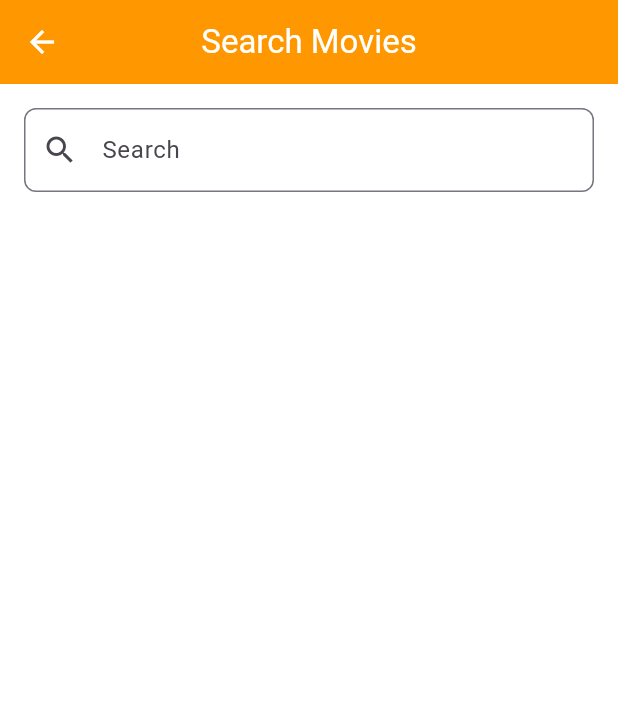
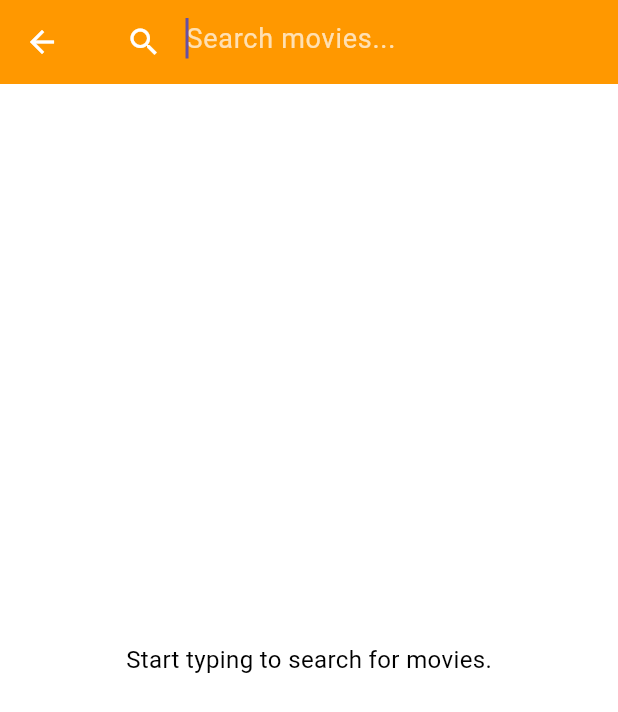
Before and after one commit to ossdaiict/SLoP5.0-Movie-Browsing-App, a Flutter app: the SearchScreen screen opened directly, on a phone screen of 412 x 824 dp. Shown: the top 712 px of the screen. Run offline on Flutter 3.47's test engine with Material 3 defaults, Android fonts, the phone set to English and light mode, and no system bars; our stand-ins replace cloud_firestore, firebase_auth, firebase_core, flutter_dotenv, shared_preferences; accounts and stored records are empty.

Commit message:
Feat : Implemented search functionality with API integration and error handling

```diff
--- a/lib/screens/search_screen.dart
+++ b/lib/screens/search_screen.dart
@@ -1,4 +1,24 @@
 import "package:flutter/material.dart";
+import 'package:flutter_dotenv/flutter_dotenv.dart';
+import 'dart:async';
+import 'dart:convert';
+import 'package:http/http.dart' as http;
+
+class Movie {
+  final String imdbID;
+  final String title;
+  final String posterUrl;
+
+  Movie({required this.imdbID, required this.title, required this.posterUrl});
+
+  factory Movie.fromJson(Map<String, dynamic> json) {
+    return Movie(
+      imdbID: json['imdbID'] as String? ?? 'N/A',
+      title: json['Title'] as String? ?? 'Untitled',
+      posterUrl: json['Poster'] as String? ?? 'N/A',
+    );
+  }
+}
 
 class SearchScreen extends StatefulWidget {
   const SearchScreen({super.key});
@@ -8,25 +28,208 @@ class SearchScreen extends StatefulWidget {
 }
 
 class _SearchScreenState extends State<SearchScreen> {
+  final TextEditingController _searchController = TextEditingController();
+  List<Movie> _searchResults = [];
+  bool _isLoading = false;
+  String? _error;
+
+  Timer? _debounce;
+  final Duration _debounceDuration = const Duration(milliseconds: 500);
+
+  final String _apiKey = dotenv.env['OMDB_API_KEY'] ?? 'YOUR_OMDB_API_KEY_ERROR';
+  final String _baseUrl = 'https://www.omdbapi.com/';
+
+
+  @override
+  void dispose() {
+    _debounce?.cancel();
+    _searchController.dispose();
+    super.dispose();
+  }
+
+  void _onSearchChanged(String query) {
+    if (query.isEmpty) {
+      setState(() {
+        _searchResults = [];
+        _error = null;
+        _isLoading = false;
+      });
+      _debounce?.cancel();
+      return;
+    }
+
+    if (_debounce?.isActive ?? false) {
+      _debounce?.cancel();
+    }
+
+    setState(() => _isLoading = true);
+
+    _debounce = Timer(_debounceDuration, () {
+      if (query.length > 2) {
+        _fetchMovies(query);
+      } else {
+        setState(() {
+          _searchResults = [];
+          _isLoading = false;
+        });
+      }
+    });
+  }
+
+  // API Call Function
+  Future<void> _fetchMovies(String query) async {
+    if (_isLoading && _debounce?.isActive == false) {
+      setState(() => _isLoading = true);
+    }
+
+    final encodedQuery = Uri.encodeComponent(query);
+    final url = '$_baseUrl?s=$encodedQuery&apikey=$_apiKey';
+
+    try {
+      final response = await http.get(Uri.parse(url));
+
+      if (response.statusCode == 200) {
+        final data = json.decode(response.body);
+
+        if (data['Response'] == 'True') {
+          final List<dynamic> results = data['Search'] ?? [];
+
+          setState(() {
+            _searchResults = results.map((json) => Movie.fromJson(json)).toList();
+            _error = null;
+            _isLoading = false;
+          });
+        } else {
+          setState(() {
+            _searchResults = [];
+            _error = null;
+            _isLoading = false;
+          });
+        }
+      } else {
+        setState(() {
+          _error = 'Failed to load results. Status Code: ${response.statusCode}';
+          _isLoading = false;
+        });
+      }
+    } catch (e) {
+      setState(() {
+        _error = 'Network Error: Could not connect to the API.';
+        _isLoading = false;
+      });
+    }
+  }
+
+  Widget _buildBody() {
+    if (_isLoading) {
+      return const Center(child: CircularProgressIndicator());
+    }
+
+    if (_error != null) {
+      return Center(
+        child: Padding(
+          padding: const EdgeInsets.all(16.0),
+          child: Text(
+            'Error: $_error',
+            style: const TextStyle(color: Colors.red),
+            textAlign: TextAlign.center,
+          ),
+        ),
+      );
+    }
+
+    if (_searchResults.isEmpty && _searchController.text.length > 2) {
+      return const Center(
+        child: Text(
+          'No results found for your query.',
+          style: TextStyle(fontSize: 18, fontStyle: FontStyle.italic),
+        ),
+      );
+    }
+
+    if (_searchResults.isEmpty && _searchController.text.isEmpty) {
+      return const Center(
+        child: Text(
+          'Start typing to search for movies.',
+          style: TextStyle(fontSize: 16),
+        ),
+      );
+    }
+
+    // Display results in a grid
+    return GridView.builder(
+      padding: const EdgeInsets.all(8.0),
+      gridDelegate: const SliverGridDelegateWithFixedCrossAxisCount(
+        crossAxisCount: 3,
+        childAspectRatio: 0.45,
+        crossAxisSpacing: 8.0,
+        mainAxisSpacing: 8.0,
+      ),
+      itemCount: _searchResults.length,
+      itemBuilder: (context, index) {
+        final movie = _searchResults[index];
+        final isPosterAvailable = movie.posterUrl != 'N/A';
+
+        return Column(
+          crossAxisAlignment: CrossAxisAlignment.stretch,
+          children: [
+            Expanded(
+              child: ClipRRect(
+                borderRadius: BorderRadius.circular(8.0),
+                child: isPosterAvailable
+                    ? Image.network(
+                  movie.posterUrl,
+                  fit: BoxFit.cover,
+                  errorBuilder: (context, error, stackTrace) =>
+                  const Center(child: Icon(Icons.broken_image, size: 40)),
+                )
+                    : const Center(child: Icon(Icons.movie_filter, size: 60)),
+              ),
+            ),
+            const SizedBox(height: 4),
+            SizedBox(
+              height: 35, // Guarantees space for two lines of text
+              child: Text(
+                movie.title,
+                textAlign: TextAlign.center,
+                maxLines: 2,
+                overflow: TextOverflow.ellipsis,
+                style: TextStyle(fontSize: 12, color: Theme.of(context).textTheme.bodyLarge?.color),
+              ),
+            ),
+          ],
+        );
+      },
+    );
+  }
+
   @override
   Widget build(BuildContext context) {
     return Scaffold(
-      appBar: AppBar(title: Text("Search Movies"), centerTitle: true),
-      body:SafeArea(
-        child:Padding(
-            padding: EdgeInsets.all(16),
-            child:  TextField(
-              decoration: InputDecoration(
-                hintText: "Empty PlaceHolder",
-                labelText: "Search",
-                prefixIcon: Icon(Icons.search),
-                border: OutlineInputBorder(
-                  borderRadius: BorderRadius.circular(8),
-                ),
-              ),
+      appBar: AppBar(
+        title: TextField(
+          controller: _searchController,
+          onChanged: _onSearchChanged,
+          autofocus: true,
+          decoration: InputDecoration(
+            hintText: 'Search movies...',
+            hintStyle: const TextStyle(color: Colors.white70),
+            border: InputBorder.none,
+            prefixIcon: const Icon(Icons.search, color: Colors.white),
+            suffixIcon: _searchController.text.isNotEmpty
+                ? IconButton(
+              icon: const Icon(Icons.clear, color: Colors.white),
+              onPressed: () {
+                _searchController.clear();
+                _onSearchChanged('');
+              },
             )
+                : null,
+          ),
+          style: const TextStyle(color: Colors.white, fontSize: 18),
         ),
       ),
+      body: _buildBody(),
     );
   }
 }
```
